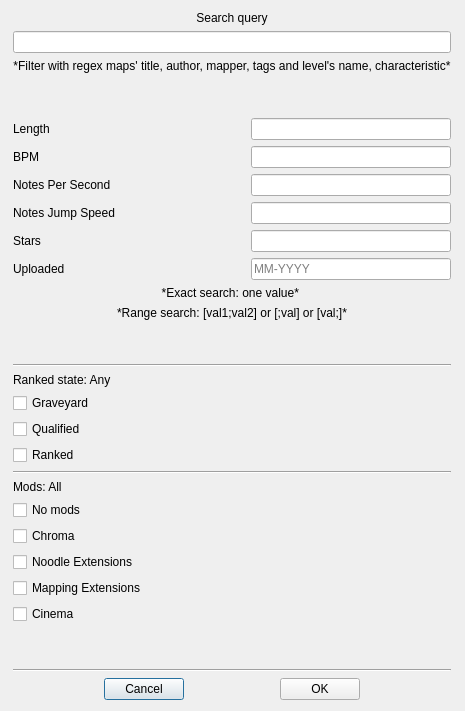
The window that ui/searchMapsDialog.ui (Unvire/Quest3-beatsaber-playlist-manager) describes before a commit, drawn with Qt 5.
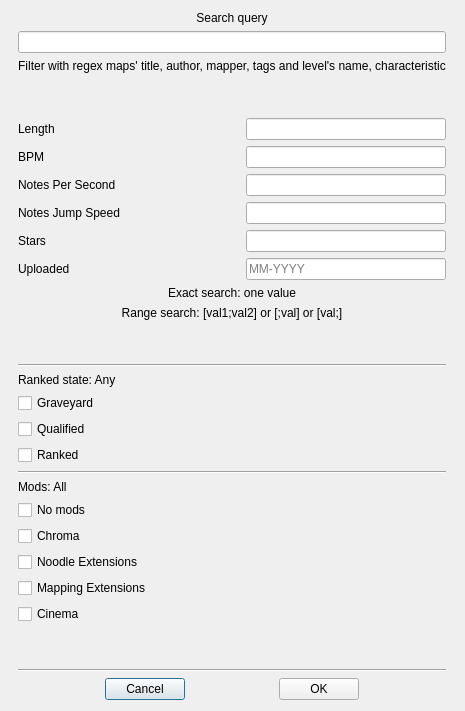
The same window after the commit.

Commit message: Adds dialog class and removes unreadable markdown text format

```diff
--- a/ui/searchMapsDialog.ui
+++ b/ui/searchMapsDialog.ui
@@ -49,10 +49,10 @@
      <item>
       <widget class="QLabel" name="label_7">
        <property name="text">
-        <string>*Filter with regex maps' title, author, mapper, tags and level's name, characteristic*</string>
+        <string>Filter with regex maps' title, author, mapper, tags and level's name, characteristic</string>
        </property>
        <property name="textFormat">
-        <enum>Qt::MarkdownText</enum>
+        <enum>Qt::RichText</enum>
        </property>
        <property name="alignment">
         <set>Qt::AlignCenter</set>
@@ -282,10 +282,10 @@
      <item>
       <widget class="QLabel" name="label_9">
        <property name="text">
-        <string>*Exact search: one value* </string>
+        <string>Exact search: one value</string>
        </property>
        <property name="textFormat">
-        <enum>Qt::MarkdownText</enum>
+        <enum>Qt::RichText</enum>
        </property>
        <property name="alignment">
         <set>Qt::AlignCenter</set>
@@ -295,10 +295,10 @@
      <item>
       <widget class="QLabel" name="label_10">
        <property name="text">
-        <string>*Range search: [val1;val2] or [;val] or [val;]*</string>
+        <string>Range search: [val1;val2] or [;val] or [val;]</string>
        </property>
        <property name="textFormat">
-        <enum>Qt::MarkdownText</enum>
+        <enum>Qt::RichText</enum>
        </property>
        <property name="alignment">
         <set>Qt::AlignCenter</set>
```
The commit also changes 1 other file.
